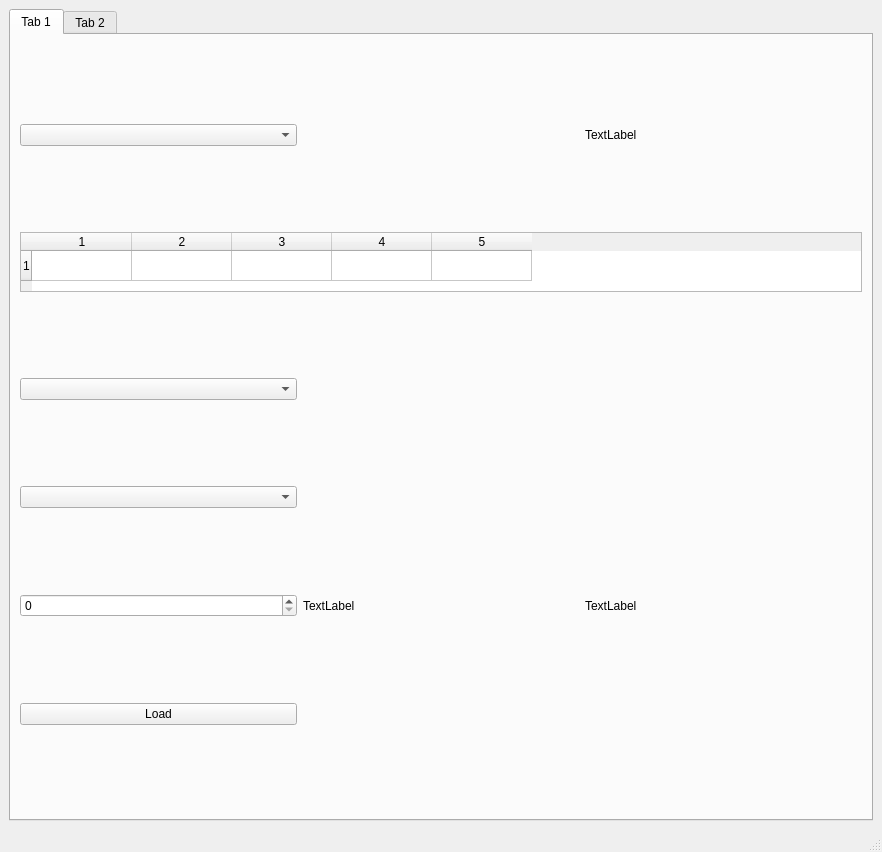
Before: the Qt Designer form interface.ui in Hvendrix/Laba1Python, drawn with Qt 5.
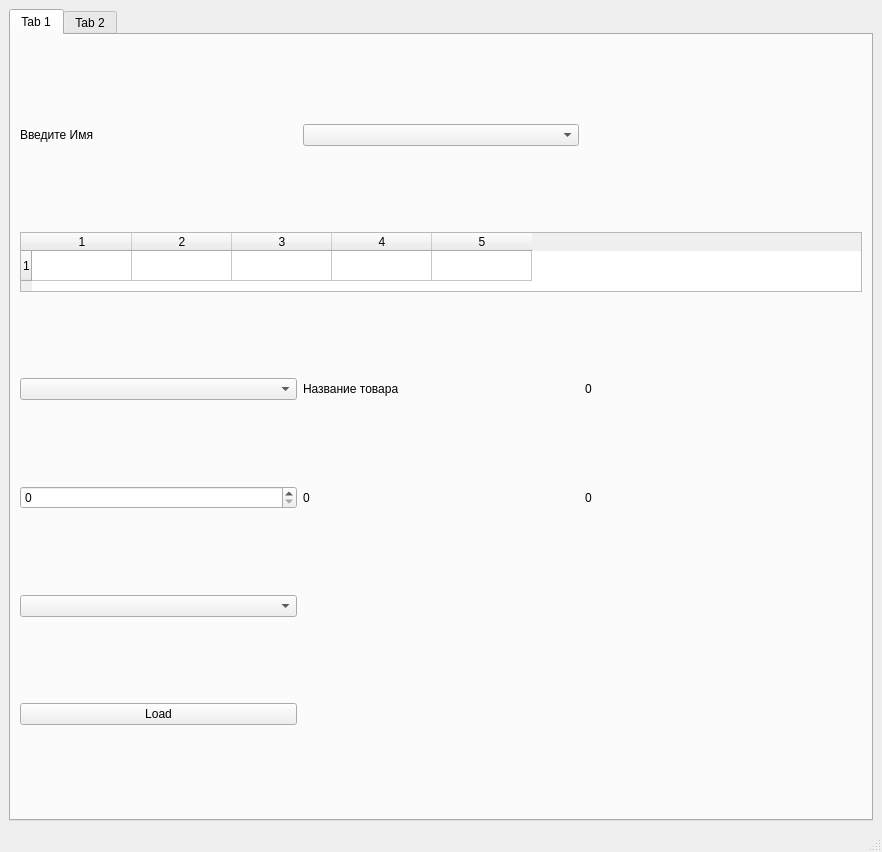
After: the same form once the commit is applied.

```diff
--- a/interface.ui
+++ b/interface.ui
@@ -47,46 +47,60 @@
           <column/>
          </widget>
         </item>
-        <item row="2" column="0">
-         <widget class="QComboBox" name="OperTypeBox"/>
-        </item>
-        <item row="3" column="0">
-         <widget class="QComboBox" name="GoodsNameBox"/>
-        </item>
-        <item row="5" column="0">
+        <item row="6" column="0">
          <widget class="QPushButton" name="loadBtn">
           <property name="text">
            <string>Load</string>
           </property>
          </widget>
         </item>
-        <item row="0" column="0">
-         <widget class="QComboBox" name="NameBox"/>
-        </item>
-        <item row="0" column="2">
-         <widget class="QLabel" name="KommentTxt">
-          <property name="text">
-           <string>TextLabel</string>
-          </property>
-         </widget>
-        </item>
         <item row="4" column="1">
          <widget class="QLabel" name="oneCashTxt">
           <property name="text">
-           <string>TextLabel</string>
+           <string>0</string>
           </property>
          </widget>
         </item>
         <item row="4" column="2">
          <widget class="QLabel" name="manyCashTxt">
           <property name="text">
-           <string>TextLabel</string>
+           <string>0</string>
           </property>
          </widget>
         </item>
         <item row="4" column="0">
          <widget class="QSpinBox" name="amountSpinBox"/>
         </item>
+        <item row="5" column="0">
+         <widget class="QComboBox" name="OperTypeBox"/>
+        </item>
+        <item row="0" column="0">
+         <widget class="QLabel" name="label_2">
+          <property name="text">
+           <string>Введите Имя</string>
+          </property>
+         </widget>
+        </item>
+        <item row="3" column="1">
+         <widget class="QLabel" name="label">
+          <property name="text">
+           <string>Название товара</string>
+          </property>
+         </widget>
+        </item>
+        <item row="0" column="1">
+         <widget class="QComboBox" name="NameBox"/>
+        </item>
+        <item row="3" column="0">
+         <widget class="QComboBox" name="GoodsNameBox"/>
+        </item>
+        <item row="3" column="2">
+         <widget class="QLabel" name="amountOnStoreTxt">
+          <property name="text">
+           <string>0</string>
+          </property>
+         </widget>
+        </item>
        </layout>
       </widget>
       <widget class="QWidget" name="tab_2">
```
